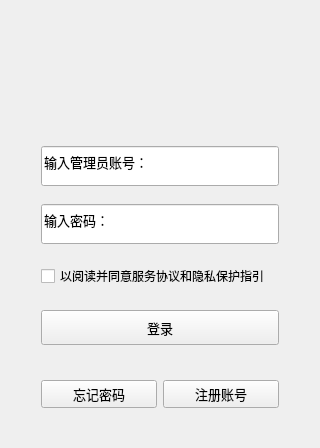
The window that Server/loginserver.ui (Jearyhao/MyChat) describes before a commit, drawn with Qt 5.
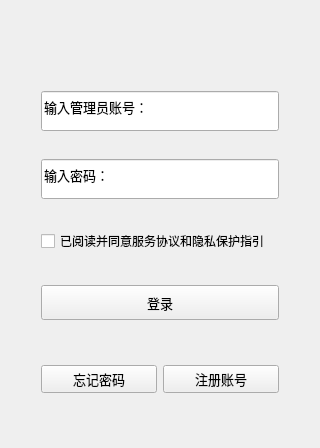
The same window after the commit.

Diff of the .ui file:
```diff
--- a/Server/loginserver.ui
+++ b/Server/loginserver.ui
@@ -47,38 +47,6 @@
        </property>
       </spacer>
      </item>
-     <item row="1" column="2">
-      <widget class="QLabel" name="headPhotolabel">
-       <property name="minimumSize">
-        <size>
-         <width>75</width>
-         <height>75</height>
-        </size>
-       </property>
-       <property name="maximumSize">
-        <size>
-         <width>75</width>
-         <height>75</height>
-        </size>
-       </property>
-       <property name="text">
-        <string/>
-       </property>
-      </widget>
-     </item>
-     <item row="1" column="1">
-      <spacer name="horizontalSpacer_4">
-       <property name="orientation">
-        <enum>Qt::Horizontal</enum>
-       </property>
-       <property name="sizeHint" stdset="0">
-        <size>
-         <width>40</width>
-         <height>20</height>
-        </size>
-       </property>
-      </spacer>
-     </item>
      <item row="9" column="1" colspan="3">
       <widget class="QPushButton" name="loginButton">
        <property name="minimumSize">
@@ -175,23 +143,10 @@
        </property>
       </widget>
      </item>
-     <item row="1" column="3">
-      <spacer name="horizontalSpacer_5">
-       <property name="orientation">
-        <enum>Qt::Horizontal</enum>
-       </property>
-       <property name="sizeHint" stdset="0">
-        <size>
-         <width>40</width>
-         <height>20</height>
-        </size>
-       </property>
-      </spacer>
-     </item>
      <item row="7" column="1" colspan="3">
       <widget class="QCheckBox" name="checkBox">
        <property name="text">
-        <string>以阅读并同意服务协议和隐私保护指引</string>
+        <string>已阅读并同意服务协议和隐私保护指引</string>
        </property>
       </widget>
      </item>
```
